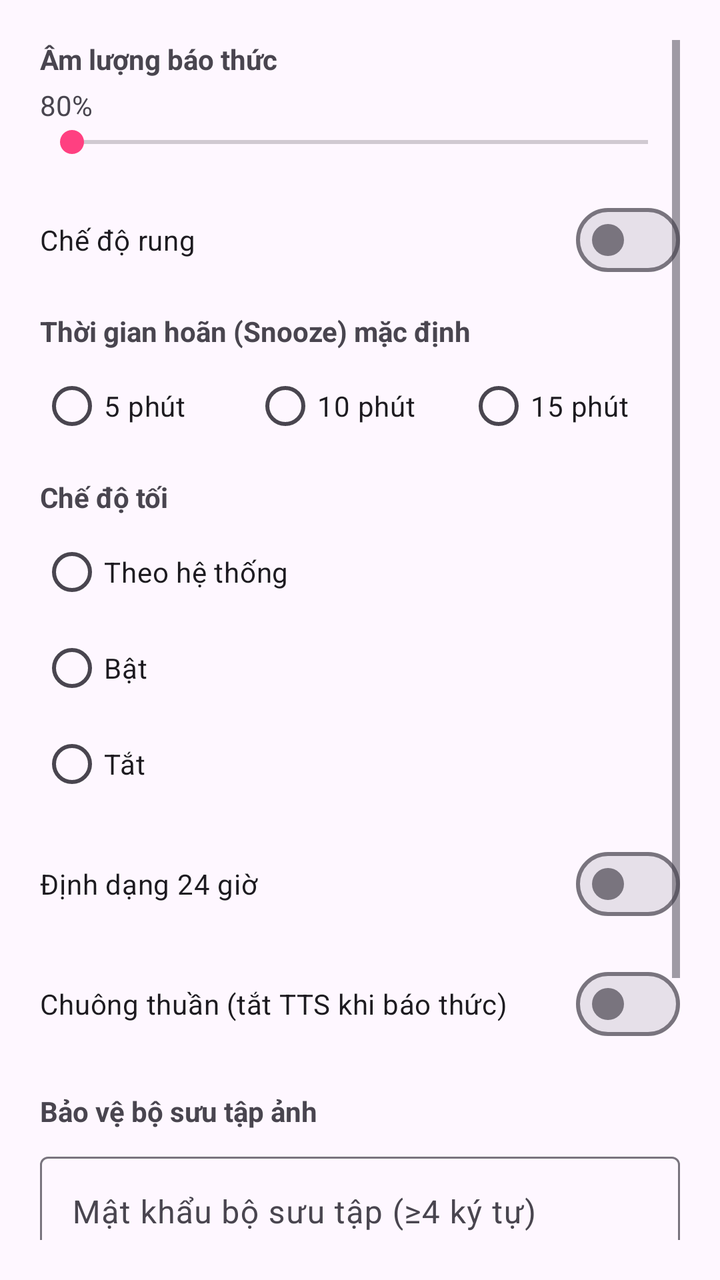
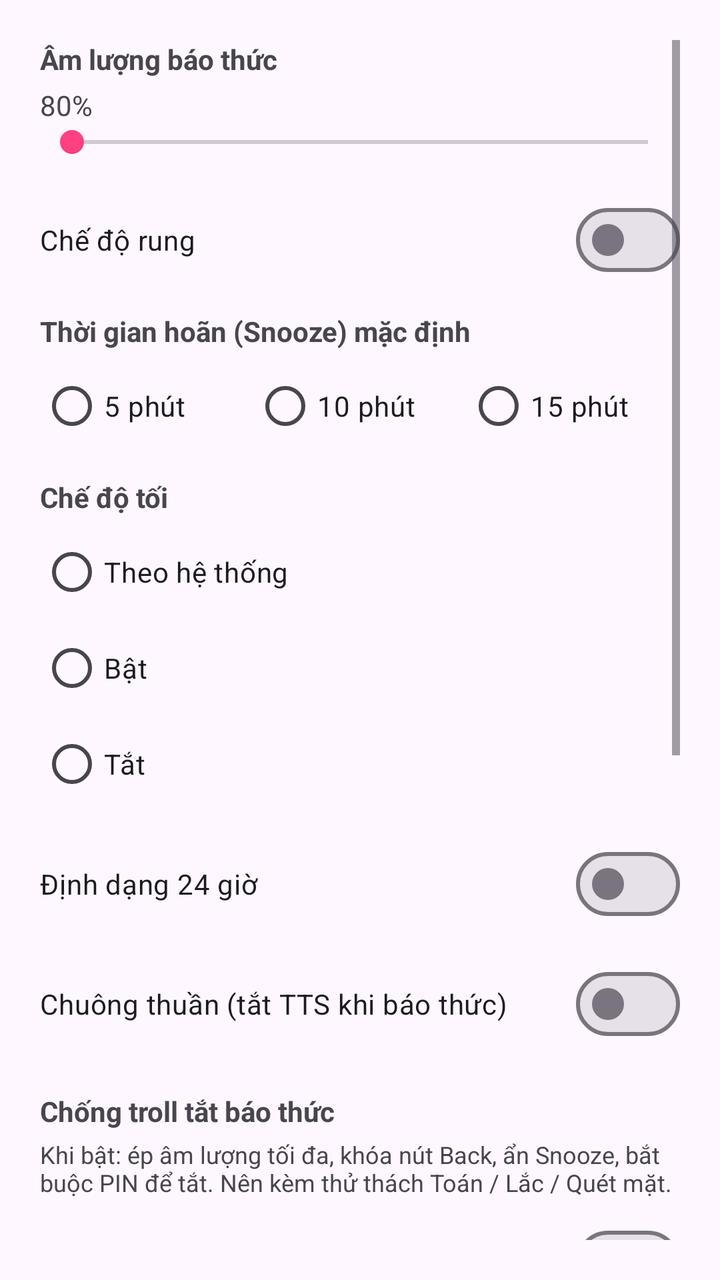

Two renders of the same Android screen: before a commit and after it. Below are the layout's source before the change and the commit's diff.
<!-- AndroidManifest.xml: activity theme Theme.AlarmClock -->
<!-- res/layout/activity_settings.xml -->
<?xml version="1.0" encoding="utf-8"?>
<ScrollView xmlns:android="http://schemas.android.com/apk/res/android"
    android:layout_width="match_parent"
    android:layout_height="match_parent"
    android:padding="20dp">
    <LinearLayout
        android:layout_width="match_parent"
        android:layout_height="wrap_content"
        android:orientation="vertical">

        <TextView android:layout_width="match_parent" android:layout_height="wrap_content"
            android:text="Âm lượng báo thức" android:textStyle="bold" android:layout_marginBottom="4dp"/>
        <TextView android:id="@+id/tvVolumeValue" android:layout_width="match_parent"
            android:layout_height="wrap_content" android:text="80%"/>
        <SeekBar android:id="@+id/seekVolume" android:layout_width="match_parent"
            android:layout_height="wrap_content" android:max="100" android:layout_marginBottom="16dp"/>

        <com.google.android.material.materialswitch.MaterialSwitch
            android:id="@+id/switchVibrate"
            android:layout_width="match_parent" android:layout_height="wrap_content"
            android:text="Chế độ rung" android:layout_marginBottom="12dp"/>

        <TextView android:layout_width="match_parent" android:layout_height="wrap_content"
            android:text="Thời gian hoãn (Snooze) mặc định" android:textStyle="bold"
            android:layout_marginBottom="4dp"/>
        <RadioGroup android:id="@+id/rgSnoozeDefault" android:layout_width="match_parent"
            android:layout_height="wrap_content" android:orientation="horizontal"
            android:layout_marginBottom="12dp">
            <RadioButton android:id="@+id/rbSnooze5" android:layout_width="0dp"
                android:layout_height="wrap_content" android:layout_weight="1" android:text="5 phút"/>
            <RadioButton android:id="@+id/rbSnooze10" android:layout_width="0dp"
                android:layout_height="wrap_content" android:layout_weight="1" android:text="10 phút"/>
            <RadioButton android:id="@+id/rbSnooze15" android:layout_width="0dp"
                android:layout_height="wrap_content" android:layout_weight="1" android:text="15 phút"/>
        </RadioGroup>

        <TextView android:layout_width="match_parent" android:layout_height="wrap_content"
            android:text="Chế độ tối" android:textStyle="bold" android:layout_marginBottom="4dp"/>
        <RadioGroup android:id="@+id/rgDarkMode" android:layout_width="match_parent"
            android:layout_height="wrap_content" android:orientation="vertical"
            android:layout_marginBottom="12dp">
            <RadioButton android:id="@+id/rbDarkSystem" android:layout_width="match_parent"
                android:layout_height="wrap_content" android:text="Theo hệ thống"/>
            <RadioButton android:id="@+id/rbDarkOn" android:layout_width="match_parent"
                android:layout_height="wrap_content" android:text="Bật"/>
            <RadioButton android:id="@+id/rbDarkOff" android:layout_width="match_parent"
                android:layout_height="wrap_content" android:text="Tắt"/>
        </RadioGroup>

        <com.google.android.material.materialswitch.MaterialSwitch
            android:id="@+id/switch24h"
            android:layout_width="match_parent" android:layout_height="wrap_content"
            android:text="Định dạng 24 giờ" android:layout_marginBottom="12dp"/>

        <com.google.android.material.materialswitch.MaterialSwitch
            android:id="@+id/switchPure"
            android:layout_width="match_parent" android:layout_height="wrap_content"
            android:text="Chuông thuần (tắt TTS khi báo thức)" android:layout_marginBottom="20dp"/>

        <TextView android:layout_width="match_parent" android:layout_height="wrap_content"
            android:text="Bảo vệ bộ sưu tập ảnh" android:textStyle="bold" android:layout_marginBottom="8dp"/>
        <com.google.android.material.textfield.TextInputLayout
            android:layout_width="match_parent" android:layout_height="wrap_content"
            android:hint="Mật khẩu bộ sưu tập (≥4 ký tự)">
            <com.google.android.material.textfield.TextInputEditText
                android:id="@+id/etGalleryPw" android:layout_width="match_parent"
                android:layout_height="wrap_content" android:inputType="textPassword"/>
        </com.google.android.material.textfield.TextInputLayout>
        <com.google.android.material.button.MaterialButton
            android:id="@+id/btnSetGalleryPw" android:layout_width="match_parent"
            android:layout_height="wrap_content" android:text="Đặt / Đổi mật khẩu"
            android:layout_marginTop="8dp" android:layout_marginBottom="12dp"/>

        <com.google.android.material.textfield.TextInputLayout
            android:layout_width="match_parent" android:layout_height="wrap_content"
            android:hint="Email Google khôi phục">
            <com.google.android.material.textfield.TextInputEditText
                android:id="@+id/etRecoveryEmail" android:layout_width="match_parent"
                android:layout_height="wrap_content" android:inputType="textEmailAddress"/>
        </com.google.android.material.textfield.TextInputLayout>
        <com.google.android.material.button.MaterialButton
            android:id="@+id/btnSaveRecovery" android:layout_width="match_parent"
            android:layout_height="wrap_content" android:text="Lưu email khôi phục"
            style="@style/Widget.Material3.Button.OutlinedButton"
            android:layout_marginTop="8dp"/>
    </LinearLayout>
</ScrollView>
<!-- resources referenced by this layout -->
<resources>
  <style name="Theme.AlarmClock" parent="Theme.Material3.DayNight.NoActionBar">
          <item name="colorPrimary">#3F51B5</item>
          <item name="colorPrimaryVariant">#303F9F</item>
          <item name="colorOnPrimary">@android:color/white</item>
          <item name="colorSecondary">#FF4081</item>
      </style>
</resources>

<!-- the commit's change to res/layout/activity_settings.xml (unified diff, before → after) -->
@@ -55,7 +55,31 @@
         <com.google.android.material.materialswitch.MaterialSwitch
             android:id="@+id/switchPure"
             android:layout_width="match_parent" android:layout_height="wrap_content"
-            android:text="Chuông thuần (tắt TTS khi báo thức)" android:layout_marginBottom="20dp"/>
+            android:text="Chuông thuần (tắt TTS khi báo thức)" android:layout_marginBottom="12dp"/>
+
+        <TextView android:layout_width="match_parent" android:layout_height="wrap_content"
+            android:text="Chống troll tắt báo thức" android:textStyle="bold"
+            android:layout_marginBottom="4dp" android:layout_marginTop="8dp"/>
+        <TextView android:layout_width="match_parent" android:layout_height="wrap_content"
+            android:text="Khi bật: ép âm lượng tối đa, khóa nút Back, ẩn Snooze, bắt buộc PIN để tắt. Nên kèm thử thách Toán / Lắc / Quét mặt."
+            android:textSize="12sp" android:textColor="?android:attr/textColorSecondary"
+            android:layout_marginBottom="8dp"/>
+        <com.google.android.material.materialswitch.MaterialSwitch
+            android:id="@+id/switchAntiTroll"
+            android:layout_width="match_parent" android:layout_height="wrap_content"
+            android:text="Bật chống troll" android:layout_marginBottom="8dp"/>
+        <com.google.android.material.textfield.TextInputLayout
+            android:layout_width="match_parent" android:layout_height="wrap_content"
+            android:hint="Mã PIN tắt báo thức (≥4 số)">
+            <com.google.android.material.textfield.TextInputEditText
+                android:id="@+id/etAntiTrollPin" android:layout_width="match_parent"
+                android:layout_height="wrap_content"
+                android:inputType="numberPassword"/>
+        </com.google.android.material.textfield.TextInputLayout>
+        <com.google.android.material.button.MaterialButton
+            android:id="@+id/btnSaveAntiTrollPin" android:layout_width="match_parent"
+            android:layout_height="wrap_content" android:text="Lưu PIN chống troll"
+            android:layout_marginTop="8dp" android:layout_marginBottom="20dp"/>
 
         <TextView android:layout_width="match_parent" android:layout_height="wrap_content"
             android:text="Bảo vệ bộ sưu tập ảnh" android:textStyle="bold" android:layout_marginBottom="8dp"/>
